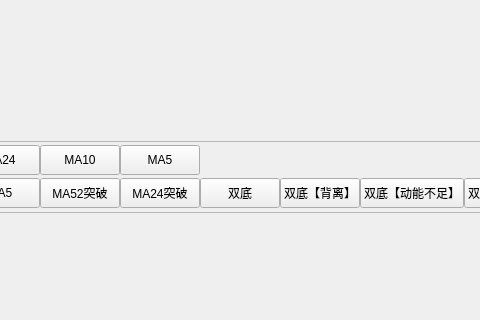
This is src/gui/qt_widgets/strategy/StrategyWidget.ui in Daydreamer-AI/MPolicy as Qt 5 draws it before an edit; both pictures show x 411 to 891 and y 207 to 527 of the 1366 by 768 pixel window. The edited form follows.
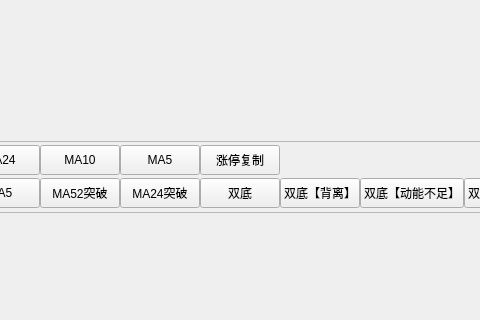
This is the edited form.

Commit message: 添加涨停复制策略筛选

The edit to the form file:
```diff
--- a/src/gui/qt_widgets/strategy/StrategyWidget.ui
+++ b/src/gui/qt_widgets/strategy/StrategyWidget.ui
@@ -269,6 +269,31 @@
               </property>
              </widget>
             </item>
+            <item>
+             <widget class="QPushButton" name="btn_limit_copy">
+              <property name="minimumSize">
+               <size>
+                <width>0</width>
+                <height>30</height>
+               </size>
+              </property>
+              <property name="maximumSize">
+               <size>
+                <width>16777215</width>
+                <height>30</height>
+               </size>
+              </property>
+              <property name="text">
+               <string>涨停复制</string>
+              </property>
+              <property name="checkable">
+               <bool>true</bool>
+              </property>
+              <property name="autoExclusive">
+               <bool>true</bool>
+              </property>
+             </widget>
+            </item>
             <item>
              <spacer name="horizontalSpacer_2">
               <property name="orientation">
```
The commit also changes 6 other files.
